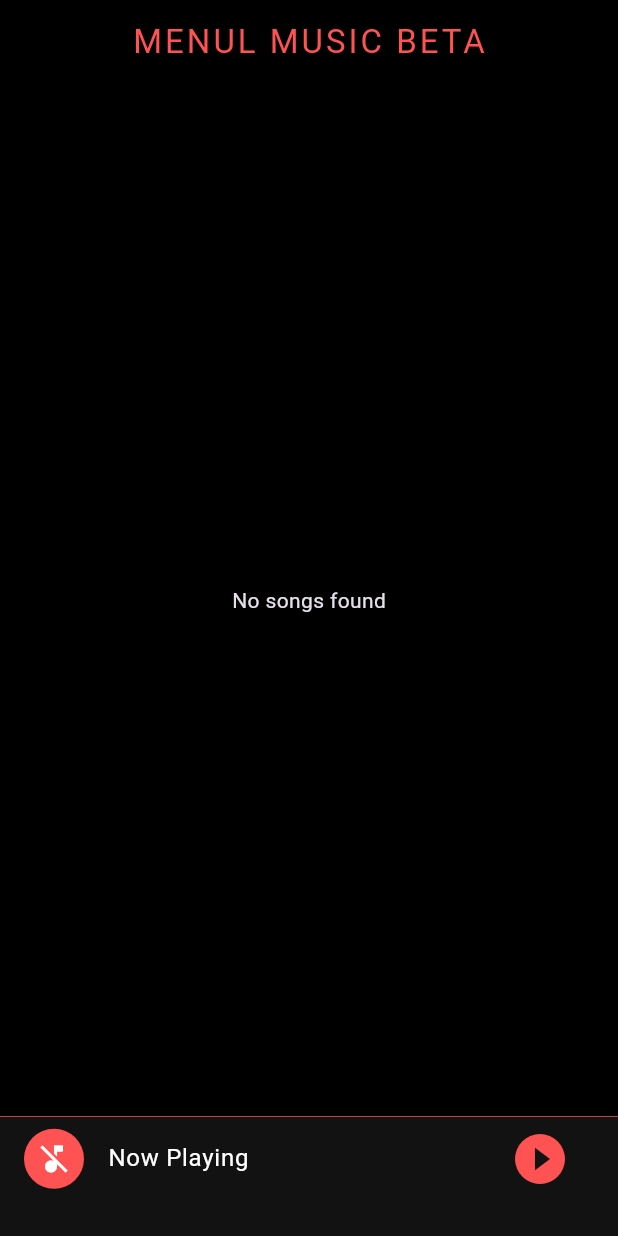
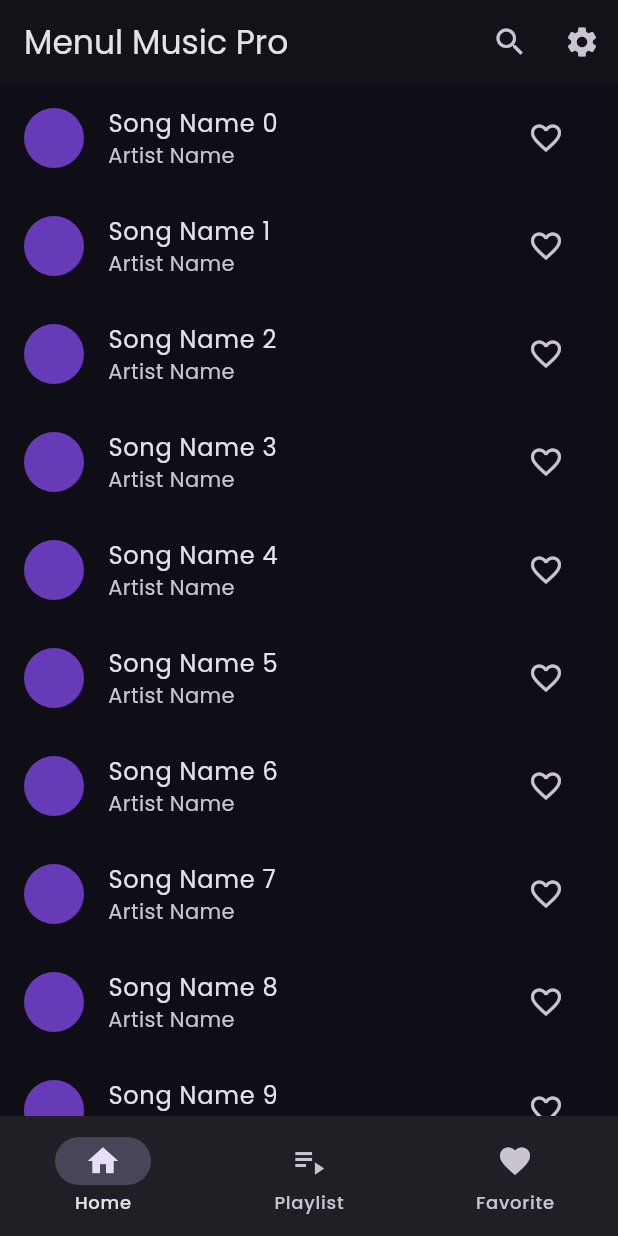
Before and after one commit to Menul19/my-app, a Flutter app: the screen it shows after launch, on a phone screen of 412 x 824 dp. Run offline on Flutter 3.47's test engine with Material 3 defaults, Android fonts, the phone set to English and light mode, and no system bars; our stand-ins replace animate_do, google_fonts.

Commit message:
Update main.dart

```diff
--- a/lib/main.dart
+++ b/lib/main.dart
@@ -1,165 +1,178 @@
 import 'package:flutter/material.dart';
-import 'package:on_audio_query/on_audio_query.dart';
-import 'package:just_audio/just_audio.dart';
-import 'package:permission_handler/permission_handler.dart';
 import 'package:google_fonts/google_fonts.dart';
-import 'dart:io'; // Device version එක බැලීමට
+import 'package:animate_do/animate_do.dart';
+import 'package:provider/provider.dart';
 
-void main() => runApp(const MenulMusicApp());
+void main() {
+  runApp(
+    ChangeNotifierProvider(
+      create: (context) => ThemeProvider(),
+      child: const MenulMusicPro(),
+    ),
+  );
+}
 
-class MenulMusicApp extends StatelessWidget {
-  const MenulMusicApp({super.key});
+// 1. Theme Management (Light/Dark Mode)
+class ThemeProvider extends ChangeNotifier {
+  ThemeMode _themeMode = ThemeMode.dark;
+  ThemeMode get themeMode => _themeMode;
+
+  void toggleTheme(bool isDark) {
+    _themeMode = isDark ? ThemeMode.dark : ThemeMode.light;
+    notifyListeners();
+  }
+}
+
+class MenulMusicPro extends StatelessWidget {
+  const MenulMusicPro({super.key});
 
   @override
   Widget build(BuildContext context) {
+    final themeProvider = Provider.of<ThemeProvider>(context);
     return MaterialApp(
       debugShowCheckedModeBanner: false,
+      title: 'Menul Music Pro',
       theme: ThemeData(
+        brightness: Brightness.light,
+        primarySwatch: Colors.deepPurple,
+        useMaterial3: true,
+        textTheme: GoogleFonts.poppinsTextTheme(),
+      ),
+      darkTheme: ThemeData(
         brightness: Brightness.dark,
-        scaffoldBackgroundColor: Colors.black,
-        primaryColor: Colors.redAccent,
+        scaffoldBackgroundColor: const Color(0xFF0F0E17),
+        useMaterial3: true,
+        textTheme: GoogleFonts.poppinsTextTheme(ThemeData.dark().textTheme),
       ),
-      home: const MusicPlayerHome(),
+      themeMode: themeProvider.themeMode,
+      home: const SplashScreen(),
     );
   }
 }
 
-class MusicPlayerHome extends StatefulWidget {
-  const MusicPlayerHome({super.key});
+// 2. Splash Screen (කැමති නම වැටෙන කොටස)
+class SplashScreen extends StatefulWidget {
+  const SplashScreen({super.key});
 
   @override
-  State<MusicPlayerHome> createState() => _MusicPlayerHomeState();
+  State<SplashScreen> createState() => _SplashScreenState();
 }
 
-class _MusicPlayerHomeState extends State<MusicPlayerHome> {
-  final OnAudioQuery _audioQuery = OnAudioQuery();
-  final AudioPlayer _audioPlayer = AudioPlayer();
-  bool isPlaying = false;
-  bool _hasPermission = false;
-
+class _SplashScreenState extends State<SplashScreen> {
   @override
   void initState() {
     super.initState();
-    checkAndRequestPermissions();
-    _audioPlayer.playingStream.listen((playing) {
-      if (mounted) setState(() => isPlaying = playing);
+    Future.delayed(const Duration(seconds: 3), () {
+      Navigator.pushReplacement(context, MaterialPageRoute(builder: (context) => const HomeScreen()));
     });
-  }
-
-  // Permission ලබාගැනීම (Android 13+ සඳහා විශේෂයි)
-  void checkAndRequestPermissions() async {
-    bool permissionStatus;
-    if (Platform.isAndroid && (await _getAndroidVersion()) >= 33) {
-      permissionStatus = await Permission.audio.request().isGranted;
-    } else {
-      permissionStatus = await Permission.storage.request().isGranted;
-    }
-
-    setState(() {
-      _hasPermission = permissionStatus;
-    });
-  }
-
-  Future<int> _getAndroidVersion() async {
-    if (Platform.isAndroid) {
-      var sdk = await Permission.storage.status; // dummy check
-      // සාමාන්‍යයෙන් මෙහිදී Device info එකෙන් version එක ගත හැක.
-      // සරලව අලුත් phone වලට audio permission එක අත්‍යවශ්‍යයි.
-      return 33;
-    }
-    return 0;
-  }
-
-  void playSong(String? uri) {
-    try {
-      if (uri != null) {
-        _audioPlayer.setAudioSource(AudioSource.uri(Uri.parse(uri)));
-        _audioPlayer.play();
-      }
-    } catch (e) {
-      debugPrint("Error playing song: $e");
-    }
-  }
-
-  @override
-  void dispose() {
-    _audioPlayer.dispose();
-    super.dispose();
   }
 
   @override
   Widget build(BuildContext context) {
     return Scaffold(
-      appBar: AppBar(
-        title: Text("MENUL MUSIC BETA", style: GoogleFonts.russoOne(color: Colors.redAccent, letterSpacing: 2)),
-        backgroundColor: Colors.black,
-        centerTitle: true,
-      ),
-      body: !_hasPermission
-        ? const Center(child: Text("Please grant storage permissions!"))
-        : Stack(
-        children: [
-          if (isPlaying) const Positioned.fill(child: BassVisualizer()),
-          FutureBuilder<List<SongModel>>(
-            future: _audioQuery.querySongs(
-              sortType: null,
-              orderType: OrderType.ASC_OR_DESC,
-              uriType: UriType.EXTERNAL,
-              ignoreCase: true,
-            ),
-            builder: (context, item) {
-              if (item.connectionState == ConnectionState.waiting) return const Center(child: CircularProgressIndicator(color: Colors.red));
-              if (item.data == null || item.data!.isEmpty) return const Center(child: Text("No songs found"));
-
-              return ListView.builder(
-                itemCount: item.data!.length,
-                itemBuilder: (context, index) {
-                  return Container(
-                    margin: const EdgeInsets.symmetric(horizontal: 15, vertical: 8),
-                    decoration: BoxDecoration(
-                      color: Colors.black.withOpacity(0.7),
-                      borderRadius: BorderRadius.circular(15),
-                      border: Border.all(color: Colors.redAccent.withOpacity(0.2)),
-                    ),
-                    child: ListTile(
-                      title: Text(item.data![index].displayNameWOExt, maxLines: 1, style: const TextStyle(color: Colors.white, fontWeight: FontWeight.bold)),
-                      subtitle: Text("${item.data![index].artist}", maxLines: 1, style: const TextStyle(color: Colors.grey)),
-                      leading: const Icon(Icons.music_note, color: Colors.redAccent),
-                      onTap: () => playSong(item.data![index].uri),
-                    ),
-                  );
-                },
-              );
-            },
+      body: Center(
+        child: FadeInDown(
+          duration: const Duration(seconds: 2),
+          child: Text(
+            "Menul Music Pro",
+            style: TextStyle(fontSize: 32, fontWeight: FontWeight.bold, color: Colors.deepPurpleAccent),
           ),
-        ],
-      ),
-      bottomNavigationBar: _buildMiniPlayer(),
-    );
-  }
-
-  Widget _buildMiniPlayer() {
-    return Container(
-      height: 80,
-      decoration: const BoxDecoration(
-        color: Color(0xFF121212),
-        border: Border(top: BorderSide(color: Colors.redAccent, width: 0.5)),
-      ),
-      child: ListTile(
-        leading: CircleAvatar(
-          backgroundColor: Colors.redAccent,
-          child: Icon(isPlaying ? Icons.music_note : Icons.music_off, color: Colors.white),
-        ),
-        title: const Text("Now Playing", style: TextStyle(color: Colors.white)),
-        trailing: IconButton(
-          icon: Icon(isPlaying ? Icons.pause_circle_filled : Icons.play_circle_filled, color: Colors.redAccent, size: 40),
-          onPressed: () {
-            isPlaying ? _audioPlayer.pause() : _audioPlayer.play();
-          },
         ),
       ),
     );
   }
 }
 
-// (BassVisualizer and VisualizerPainter codes remain the same as you provided)
+// 3. Main UI with Tabs (Home, Playlist, Favorites)
+class HomeScreen extends StatefulWidget {
+  const HomeScreen({super.key});
+
+  @override
+  State<HomeScreen> createState() => _HomeScreenState();
+}
+
+class _HomeScreenState extends State<HomeScreen> {
+  int _selectedIndex = 0;
+
+  final List<Widget> _pages = [
+    const MusicListBody(),
+    const Center(child: Text("Playlists Coming Soon")),
+    const Center(child: Text("Favorites List")),
+  ];
+
+  @override
+  Widget build(BuildContext context) {
+    return Scaffold(
+      appBar: AppBar(
+        title: FadeInLeft(child: const Text("Menul Music Pro")),
+        actions: [
+          IconButton(icon: const Icon(Icons.search), onPressed: () {}),
+          IconButton(icon: const Icon(Icons.settings), onPressed: () => _showSettings(context)),
+        ],
+      ),
+      body: _pages[_selectedIndex],
+      bottomNavigationBar: NavigationBar(
+        selectedIndex: _selectedIndex,
+        onDestinationSelected: (index) => setState(() => _selectedIndex = index),
+        destinations: const [
+          NavigationDestination(icon: Icon(Icons.home), label: 'Home'),
+          NavigationDestination(icon: Icon(Icons.playlist_play), label: 'Playlist'),
+          NavigationDestination(icon: Icon(Icons.favorite), label: 'Favorite'),
+        ],
+      ),
+    );
+  }
+
+  void _showSettings(BuildContext context) {
+    showModalBottomSheet(
+      context: context,
+      builder: (context) => Padding(
+        padding: const EdgeInsets.all(20.0),
+        child: Column(
+          mainAxisSize: MainAxisSize.min,
+          children: [
+            const Text("Settings", style: TextStyle(fontSize: 20, fontWeight: FontWeight.bold)),
+            SwitchListTile(
+              title: const Text("Dark Mode"),
+              value: Provider.of<ThemeProvider>(context).themeMode == ThemeMode.dark,
+              onChanged: (val) => Provider.of<ThemeProvider>(context, listen: false).toggleTheme(val),
+            ),
+            ListTile(
+              leading: const Icon(Icons.info),
+              title: const Text("About"),
+              subtitle: const Text("Created by Menul Mihisara"),
+            ),
+          ],
+        ),
+      ),
+    );
+  }
+}
+
+class MusicListBody extends StatelessWidget {
+  const MusicListBody({super.key});
+
+  @override
+  Widget build(BuildContext context) {
+    return ListView.builder(
+      itemCount: 10,
+      itemBuilder: (context, index) {
+        return FadeInUp(
+          delay: Duration(milliseconds: 100 * index),
+          child: ListTile(
+            leading: CircleAvatar(backgroundColor: Colors.deepPurple),
+            title: Text("Song Name $index"),
+            subtitle: const Text("Artist Name"),
+            trailing: IconButton(
+              icon: const Icon(Icons.favorite_border),
+              onPressed: () {}, // Favorite logic
+            ),
+            onTap: () {
+              // Play Music Logic
+            },
+          ),
+        );
+      },
+    );
+  }
+}
```
